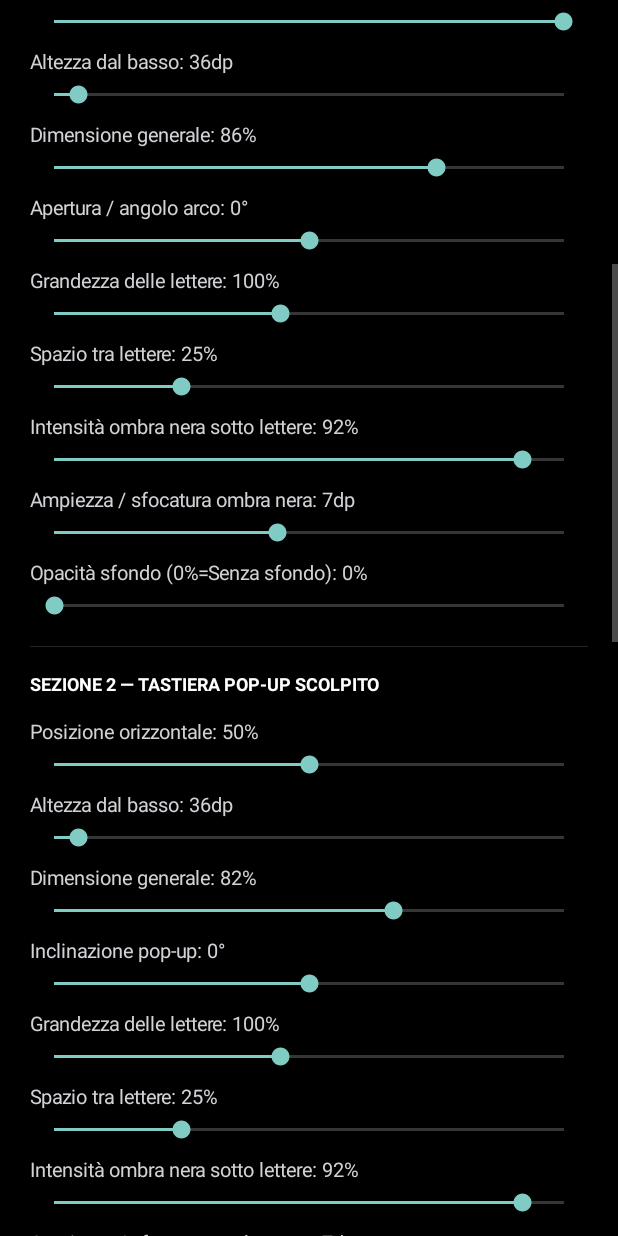
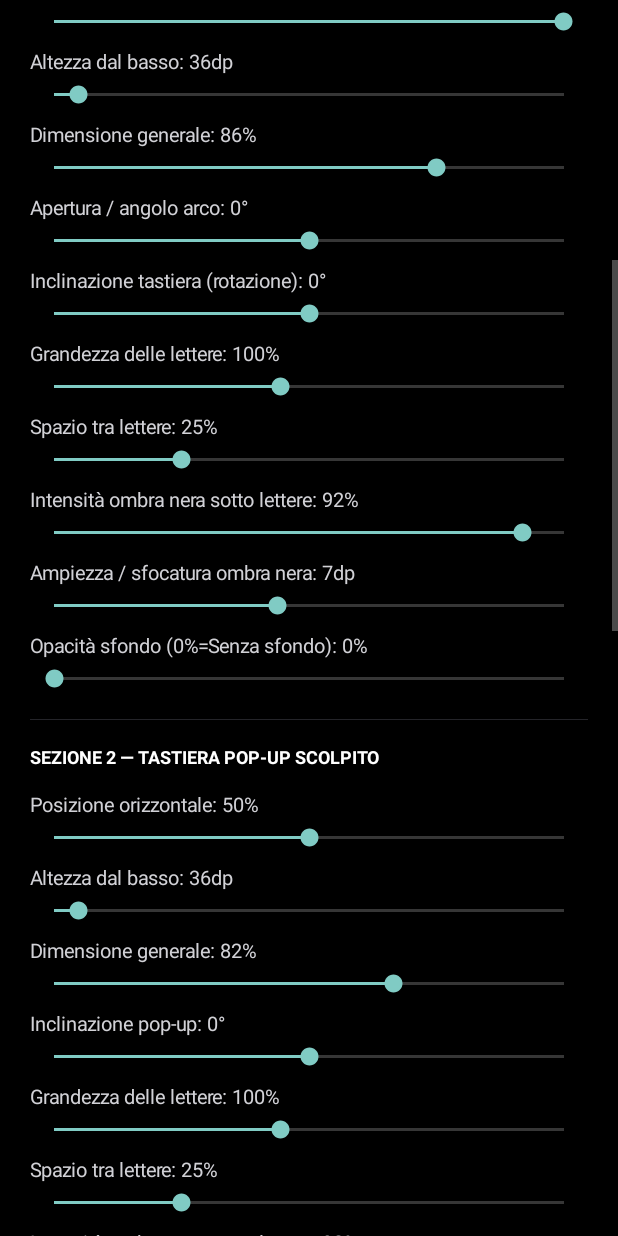
Before and after one commit to QuickSparkSem/Tastiera45, an Android app: the screen it shows after launch (MainActivity), scrolled down 576 dp, on a phone screen of 412 x 824 dp. Run offline under Robolectric (Android 15) with nearby library versions, the phone set to English and light mode, and no system bars.

Commit message:
Update MainActivity.kt

```diff
--- a/app/src/main/java/com/tastiera45/ime/MainActivity.kt
+++ b/app/src/main/java/com/tastiera45/ime/MainActivity.kt
@@ -129,7 +129,7 @@ class MainActivity : Activity() {
         }
         container.addView(cornerBtn)
 
-        addStyleSliders(container, "arc_", defaultX = 1.0f, defaultScale = 0.86f, tiltTitle = "Apertura / angolo arco", density = density)
+        addStyleSliders(container, "arc_", defaultX = 1.0f, defaultScale = 0.86f, tiltTitle = "Apertura / angolo arco", includeArcRotation = true, density = density)
 
         // =========================================================================
         // SEZIONE 2: TASTIERA POP-UP SCOLPITO
@@ -137,7 +137,7 @@ class MainActivity : Activity() {
         container.addView(divider(density))
         container.addView(groupTitle("SEZIONE 2 — TASTIERA POP-UP SCOLPITO"))
 
-        addStyleSliders(container, "popup_", defaultX = 0.50f, defaultScale = 0.82f, tiltTitle = "Inclinazione pop-up", density = density)
+        addStyleSliders(container, "popup_", defaultX = 0.50f, defaultScale = 0.82f, tiltTitle = "Inclinazione pop-up", includeArcRotation = false, density = density)
 
         // =========================================================================
         // SEZIONE 3: PULSANTE MAGICO (✦) — POSIZIONE, TASTI E ORDINE
@@ -241,7 +241,15 @@ class MainActivity : Activity() {
         if (::shortcutsList.isInitialized) refreshShortcuts()
     }
 
-    private fun addStyleSliders(container: LinearLayout, p: String, defaultX: Float, defaultScale: Float, tiltTitle: String, density: Float) {
+    private fun addStyleSliders(
+        container: LinearLayout,
+        p: String,
+        defaultX: Float,
+        defaultScale: Float,
+        tiltTitle: String,
+        includeArcRotation: Boolean,
+        density: Float
+    ) {
         addSlider(container, "Posizione orizzontale", 0, 100, (MenuPrefs.getFloat(prefs, "${p}x_pct", defaultX) * 100).toInt(), "%") {
             prefs.edit().putFloat("${p}x_pct", it / 100f).apply()
         }
@@ -253,6 +261,11 @@ class MainActivity : Activity() {
         }
         addSlider(container, tiltTitle, -90, 90, MenuPrefs.getFloat(prefs, "${p}tilt", 0f).toInt(), "°") {
             prefs.edit().putFloat("${p}tilt", it.toFloat()).apply()
+        }
+        if (includeArcRotation) {
+            addSlider(container, "Inclinazione tastiera (rotazione)", -180, 180, MenuPrefs.getFloat(prefs, "arc_rotation", 0f).toInt(), "°") {
+                prefs.edit().putFloat("arc_rotation", it.toFloat()).apply()
+            }
         }
         addSlider(container, "Grandezza delle lettere", 60, 150, (MenuPrefs.getFloat(prefs, "${p}letter_size", 1.0f) * 100).toInt(), "%") {
             prefs.edit().putFloat("${p}letter_size", it / 100f).apply()
```
